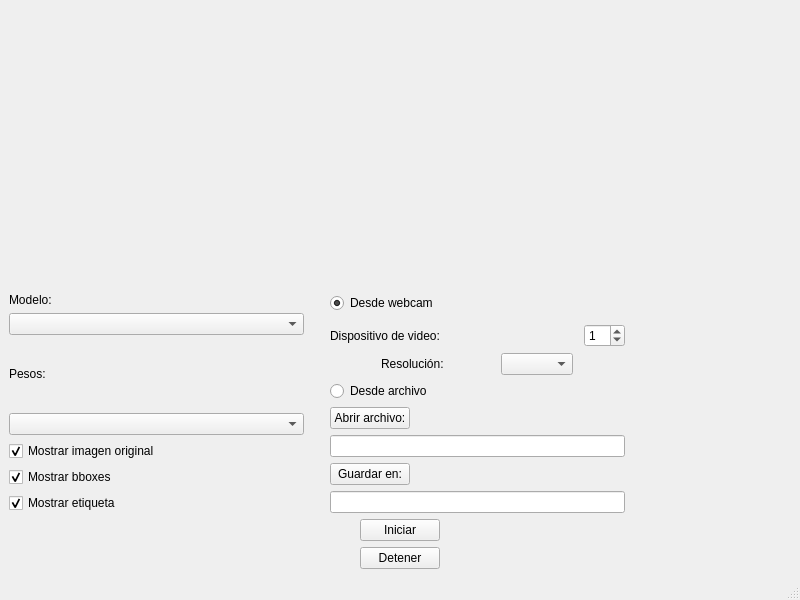
Before: the Qt Designer form 03_model_visualizer/pyqt_window/menu.ui in JosmarSuarez/Instance_Segmentation_Sandbox, drawn with Qt 5.
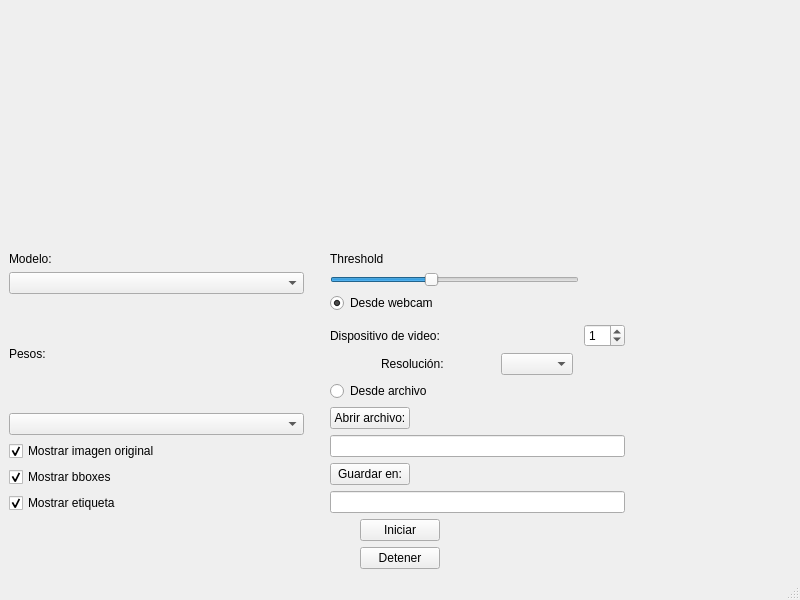
After: the same form once the commit is applied.

Commit message: Added FPS display to menu_centermask.py

Patch:
```diff
--- a/03_model_visualizer/pyqt_window/menu.ui
+++ b/03_model_visualizer/pyqt_window/menu.ui
@@ -160,6 +160,49 @@
       </item>
       <item>
        <layout class="QVBoxLayout" name="verticalLayout_5">
+        <item>
+         <widget class="QLabel" name="label_5">
+          <property name="text">
+           <string>Threshold</string>
+          </property>
+         </widget>
+        </item>
+        <item>
+         <layout class="QHBoxLayout" name="horizontalLayout_3">
+          <property name="topMargin">
+           <number>0</number>
+          </property>
+          <item>
+           <widget class="QSlider" name="thSlider">
+            <property name="maximum">
+             <number>100</number>
+            </property>
+            <property name="singleStep">
+             <number>50</number>
+            </property>
+            <property name="value">
+             <number>40</number>
+            </property>
+            <property name="orientation">
+             <enum>Qt::Horizontal</enum>
+            </property>
+           </widget>
+          </item>
+          <item>
+           <widget class="QLabel" name="th_label">
+            <property name="minimumSize">
+             <size>
+              <width>40</width>
+              <height>0</height>
+             </size>
+            </property>
+            <property name="text">
+             <string/>
+            </property>
+           </widget>
+          </item>
+         </layout>
+        </item>
         <item>
          <widget class="QRadioButton" name="rb_webcam">
           <property name="text">
```
The commit also changes 9 other files.
